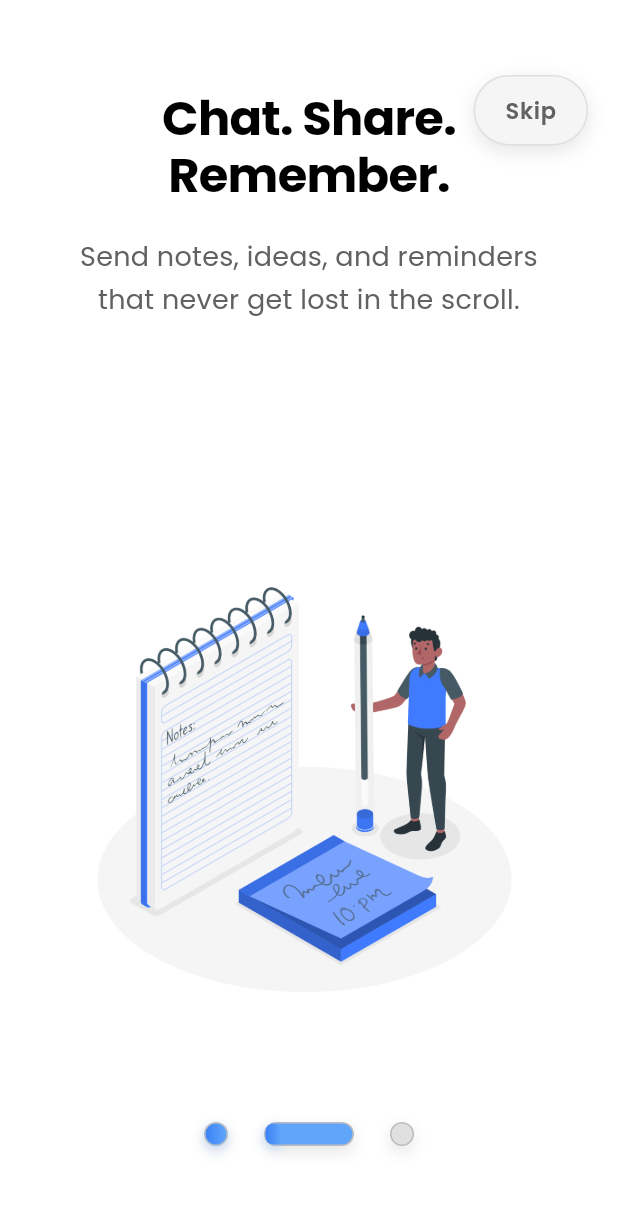
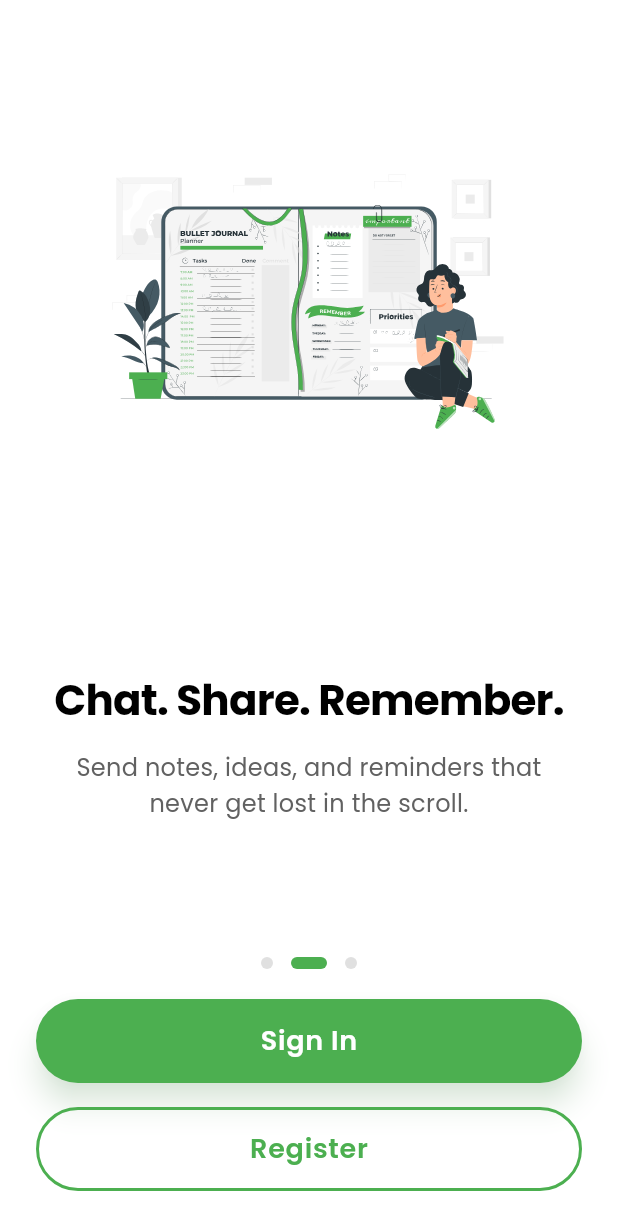
Before and after one commit to SidhartSami/Budsy, a Flutter app: the IntroductionScreen screen opened directly, swiped to page 2, on a phone screen of 412 x 824 dp. Shown: the top 1230 px of the screen. Run offline on Flutter 3.47's test engine with Material 3 defaults, Android fonts, the phone set to English and light mode, and no system bars; our stand-ins replace awesome_dialog, cached_network_image, cloud_firestore, firebase_auth, firebase_core, firebase_storage and 7 more; accounts and stored records are empty; project files that could hold a hidden picture were left out.

Commit message:
Dashbaord intergated: fixed issue

```diff
--- a/lib/main.dart
+++ b/lib/main.dart
@@ -5,6 +5,7 @@ import 'package:lottie/lottie.dart';
 import 'package:shared_preferences/shared_preferences.dart';
 import 'firebase_options.dart';
 import 'package:tutortyper_app/views/welcome_screen.dart';
+import 'package:tutortyper_app/views/onboarding_screen.dart';
 import 'package:tutortyper_app/views/profile_completion_screen.dart';
 import 'package:tutortyper_app/services/user_service.dart';
 import 'package:tutortyper_app/views/friends_list_screen.dart';
@@ -174,11 +175,48 @@ class NotesViewWrapper extends InheritedWidget {
   }
 }
 
-class AuthWrapper extends StatelessWidget {
+class AuthWrapper extends StatefulWidget {
   const AuthWrapper({super.key});
 
   @override
+  State<AuthWrapper> createState() => _AuthWrapperState();
+}
+
+class _AuthWrapperState extends State<AuthWrapper> {
+  bool _isFirstTime = true;
+  bool _isLoading = true;
+
+  @override
+  void initState() {
+    super.initState();
+    _checkFirstTime();
+  }
+
+  Future<void> _checkFirstTime() async {
+    final prefs = await SharedPreferences.getInstance();
+    // Check if this is the first time user is opening the app
+    final isFirstTime = prefs.getBool('isFirstTime') ?? true;
+
+    setState(() {
+      _isFirstTime = isFirstTime;
+      _isLoading = false;
+    });
+  }
+
+  @override
   Widget build(BuildContext context) {
+    if (_isLoading) {
+      return const Scaffold(
+        body: Center(child: CircularProgressIndicator()),
+      );
+    }
+
+    // Show onboarding screen for first-time users (always true for testing)
+    if (_isFirstTime) {
+      return const OnboardingScreen();
+    }
+
+    // For authenticated users, show the main app flow
     return StreamBuilder<User?>(
       stream: FirebaseAuth.instance.authStateChanges(),
       builder: (context, snapshot) {
--- a/lib/views/introduction_screen.dart
+++ b/lib/views/introduction_screen.dart
@@ -1,7 +1,10 @@
 import 'dart:async';
 import 'package:flutter/material.dart';
+import 'package:flutter_svg/flutter_svg.dart';
 import 'package:google_fonts/google_fonts.dart';
 import 'package:tutortyper_app/views/welcome_screen.dart';
+import 'package:tutortyper_app/views/login_view.dart';
+import 'package:tutortyper_app/views/register_view.dart';
 
 class IntroductionScreen extends StatefulWidget {
   const IntroductionScreen({super.key});
@@ -28,22 +31,22 @@ class _IntroductionScreenState extends State<IntroductionScreen>
       title: "Conversations that flow.",
       description: "Stay close with friends and groups through fast, real-time chat.",
       gradientColors: [Colors.white, Colors.white],
-      imagePath: 'assets/images/chat.png',
-      accentColor: Color(0xFF60A5FA),
+      imagePath: 'assets/images/Chatting-bro.svg',
+      accentColor: Color(0xFF4CAF50),
     ),
     IntroductionPage(
       title: "Chat. Share. Remember.",
       description: "Send notes, ideas, and reminders that never get lost in the scroll.",
       gradientColors: [Colors.white, Colors.white],
-      imagePath: 'assets/images/notes.png',
-      accentColor: Color(0xFF60A5FA),
+      imagePath: 'assets/images/Bullet journal-pana.svg',
+      accentColor: Color(0xFF4CAF50),
     ),
     IntroductionPage(
       title: "Private. Simple. Yours.",
       description: "Secure conversations designed around you — no clutter, just connection.",
       gradientColors: [Colors.white, Colors.white],
-      imagePath: 'assets/images/secure.png',
-      accentColor: Color(0xFF60A5FA),
+      imagePath: 'assets/images/Security-rafiki.svg',
+      accentColor: Color(0xFF4CAF50),
     ),
   ];
 
@@ -99,12 +102,8 @@ class _IntroductionScreenState extends State<IntroductionScreen>
         if (_fillProgress >= 1.0) {
           timer.cancel();
           _showCountdown = false;
-          // Auto-advance after countdown
-          if (_currentPage < _pages.length - 1) {
+          // Auto-advance after countdown - loop back to first page
             _nextPage();
-          } else {
-            _navigateToWelcome();
-          }
         }
       } else {
         timer.cancel();
@@ -120,7 +119,12 @@ class _IntroductionScreenState extends State<IntroductionScreen>
         curve: Curves.easeInOut,
       );
     } else {
-      _navigateToWelcome();
+      // Loop back to first page
+      _pageController.animateToPage(
+        0,
+        duration: const Duration(milliseconds: 300),
+        curve: Curves.easeInOut,
+      );
     }
   }
 
@@ -139,9 +143,16 @@ class _IntroductionScreenState extends State<IntroductionScreen>
     );
   }
 
-  void _skipIntroduction() {
-    _countdownTimer?.cancel();
-    _navigateToWelcome();
+  void _navigateToLogin() {
+    Navigator.of(context).push(
+      MaterialPageRoute(builder: (context) => const LoginView()),
+    );
+  }
+
+  void _navigateToRegister() {
+    Navigator.of(context).push(
+      MaterialPageRoute(builder: (context) => const RegisterView()),
+    );
   }
 
   @override
@@ -174,65 +185,85 @@ class _IntroductionScreenState extends State<IntroductionScreen>
             },
           ),
 
-          // Skip button (top right) with modern styling
-          Positioned(
-            top: 50,
-            right: 20,
-            child: SafeArea(
-              child: GestureDetector(
-                onTap: _skipIntroduction,
-                child: Container(
-                  padding: const EdgeInsets.symmetric(horizontal: 20, vertical: 12),
-                  decoration: BoxDecoration(
-                    color: Colors.grey[100],
-                    borderRadius: BorderRadius.circular(25),
-                    border: Border.all(
-                      color: Colors.grey[300]!,
-                      width: 1,
-                    ),
-                    boxShadow: [
-                      BoxShadow(
-                        color: Colors.black.withOpacity(0.1),
-                        blurRadius: 10,
-                        offset: const Offset(0, 4),
-                      ),
+
         ],
       ),
+    );
+  }
+
+  Widget _buildActionButtons() {
+    return Column(
+      children: [
+        // Sign In Button
+        SizedBox(
+          width: double.infinity,
+          height: 56,
+          child: ElevatedButton(
+            onPressed: _navigateToLogin,
+            style: ElevatedButton.styleFrom(
+              backgroundColor: const Color(0xFF4CAF50),
+              foregroundColor: Colors.white,
+              elevation: 8,
+              shadowColor: const Color(0xFF4CAF50).withOpacity(0.3),
+              shape: RoundedRectangleBorder(
+                borderRadius: BorderRadius.circular(28),
+              ),
+            ),
             child: Text(
-                    'Skip',
+              'Sign In',
               style: GoogleFonts.poppins(
-                      fontSize: 15,
+                fontSize: 18,
                 fontWeight: FontWeight.w600,
-                      color: Colors.grey[700],
                 letterSpacing: 0.5,
               ),
             ),
           ),
         ),
+
+        const SizedBox(height: 16),
+
+        // Register Button
+        SizedBox(
+          width: double.infinity,
+          height: 56,
+          child: OutlinedButton(
+            onPressed: _navigateToRegister,
+            style: OutlinedButton.styleFrom(
+              foregroundColor: const Color(0xFF4CAF50),
+              side: const BorderSide(
+                color: Color(0xFF4CAF50),
+                width: 2,
+              ),
+              shape: RoundedRectangleBorder(
+                borderRadius: BorderRadius.circular(28),
               ),
             ),
-
-          // Navigation bubbles (bottom center)
-          Positioned(
-            bottom: 60,
-            left: 0,
-            right: 0,
-            child: Row(
-              mainAxisAlignment: MainAxisAlignment.center,
-              children: List.generate(
-                _pages.length,
-                (index) => _buildNavigationBubble(index),
+            child: Text(
+              'Register',
+              style: GoogleFonts.poppins(
+                fontSize: 18,
+                fontWeight: FontWeight.w600,
+                letterSpacing: 0.5,
+              ),
             ),
           ),
         ),
       ],
+    );
+  }
+
+  Widget _buildPageIndicators() {
+    return Row(
+      mainAxisAlignment: MainAxisAlignment.center,
+      children: List.generate(
+        _pages.length,
+        (index) => _buildPageIndicator(index),
       ),
     );
   }
 
-  Widget _buildNavigationBubble(int index) {
+  Widget _buildPageIndicator(int index) {
     bool isCurrentPage = index == _currentPage;
-    bool isCompleted = index < _currentPage;
 
     return GestureDetector(
       onTap: () {
@@ -243,76 +274,16 @@ class _IntroductionScreenState extends State<IntroductionScreen>
         );
       },
       child: Container(
-        margin: const EdgeInsets.symmetric(horizontal: 12),
+        margin: const EdgeInsets.symmetric(horizontal: 6),
         child: AnimatedContainer(
           duration: const Duration(milliseconds: 300),
-          width: isCurrentPage ? 60 : 16,
-          height: 16,
+          width: isCurrentPage ? 24 : 8,
+          height: 8,
           decoration: BoxDecoration(
             color: isCurrentPage
-                ? Color(0xFF60A5FA)
+                ? const Color(0xFF4CAF50)
                 : Colors.grey[300],
-            borderRadius: BorderRadius.circular(12),
-            border: Border.all(
-              color: Colors.grey[400]!,
-              width: 1,
-            ),
-            boxShadow: [
-              BoxShadow(
-                color: Colors.black.withOpacity(0.1),
-                blurRadius: 8,
-                offset: const Offset(0, 4),
-              ),
-            ],
-          ),
-          child: Stack(
-            children: [
-              // Fill animation for current page
-              if (isCurrentPage)
-                AnimatedContainer(
-                  duration: const Duration(milliseconds: 50),
-                  width: 60 * _fillProgress,
-                  height: 16,
-                  decoration: BoxDecoration(
-                    gradient: LinearGradient(
-                      colors: [
-                        Color(0xFF3B82F6),
-                        Color(0xFF60A5FA),
-                      ],
-                    ),
-                    borderRadius: BorderRadius.circular(12),
-                    boxShadow: [
-                      BoxShadow(
-                        color: Color(0xFF60A5FA).withOpacity(0.4),
-                        blurRadius: 6,
-                        offset: const Offset(0, 2),
-                      ),
-                    ],
-                  ),
-                ),
-              // Completed pages
-              if (isCompleted)
-                Container(
-                  width: 16,
-                  height: 16,
-                  decoration: BoxDecoration(
-                    gradient: LinearGradient(
-                      colors: [
-                        Color(0xFF3B82F6),
-                        Color(0xFF60A5FA),
-                      ],
-                    ),
-                    borderRadius: BorderRadius.circular(12),
-                    boxShadow: [
-                      BoxShadow(
-                        color: Color(0xFF60A5FA).withOpacity(0.4),
-                        blurRadius: 6,
-                        offset: const Offset(0, 2),
-                      ),
-                    ],
-                  ),
-                ),
-            ],
+            borderRadius: BorderRadius.circular(4),
           ),
         ),
       ),
@@ -320,9 +291,6 @@ class _IntroductionScreenState extends State<IntroductionScreen>
   }
 
   Widget _buildIntroductionPage(IntroductionPage page) {
-    // Determine if this is the middle page (index 1) for different layout
-    bool isMiddlePage = _pages.indexOf(page) == 1;
-
     return Container(
       decoration: BoxDecoration(
         gradient: LinearGradient(
@@ -336,74 +304,29 @@ class _IntroductionScreenState extends State<IntroductionScreen>
           padding: const EdgeInsets.symmetric(horizontal: 24.0),
           child: Column(
             children: [
-              // Top spacing
-              const SizedBox(height: 60),
-
-              // For middle page: Text above image
-              if (isMiddlePage) ...[
-                // Content section (above image for middle page)
-                Column(
-                  children: [
-                    // Title with modern typography
-                    FadeTransition(
-                      opacity: _fadeAnimation,
-                      child: Text(
-                        page.title,
-                        textAlign: TextAlign.center,
-                        style: GoogleFonts.poppins(
-                          fontSize: 32,
-                          fontWeight: FontWeight.w700,
-                          color: Colors.black,
-                          height: 1.2,
-                          letterSpacing: -0.5,
-                        ),
-                      ),
-                    ),
-
+              // Top spacing - consistent for all pages
               const SizedBox(height: 20),
 
-                    // Description with improved readability
-                    FadeTransition(
-                      opacity: _fadeAnimation,
-                      child: Container(
-                        padding: const EdgeInsets.symmetric(horizontal: 16),
-                        child: Text(
-                          page.description,
-                          textAlign: TextAlign.center,
-                          style: GoogleFonts.poppins(
-                            fontSize: 18,
-                            fontWeight: FontWeight.w400,
-                            color: Colors.grey[700],
-                            height: 1.6,
-                            letterSpacing: 0.2,
-                          ),
-                        ),
-                      ),
-                    ),
-                  ],
-                ),
-
-                const SizedBox(height: 40),
-              ],
-
-              // Image section without borders - positioned at top for 1st and 3rd pages
-              if (!isMiddlePage) ...[
-                // Image at top for first and third pages - bigger size
-                AnimatedBuilder(
+              // Image section - consistent size and positioning for all pages
+              Expanded(
+                flex: 3,
+                child: Center(
+                  child: AnimatedBuilder(
                     animation: _scaleAnimation,
                     builder: (context, child) {
                       return Transform.scale(
                         scale: _scaleAnimation.value,
                         child: Container(
-                        width: 320,
-                        height: 320,
-                        child: Image.asset(
+                          constraints: const BoxConstraints(
+                            maxWidth: 280,
+                            maxHeight: 280,
+                          ),
+                          child: SvgPicture.asset(
                             page.imagePath,
                             fit: BoxFit.contain,
-                          errorBuilder: (context, error, stackTrace) {
-                            return Container(
-                              width: 320,
-                              height: 320,
+                            placeholderBuilder: (context) => Container(
+                              width: 280,
+                              height: 280,
                               decoration: BoxDecoration(
                                 color: page.accentColor.withOpacity(0.2),
                                 borderRadius: BorderRadius.circular(24),
@@ -413,45 +336,7 @@ class _IntroductionScreenState extends State<IntroductionScreen>
                                 size: 80,
                                 color: Colors.grey[400],
                               ),
-                            );
-                          },
                             ),
-                      ),
-                    );
-                  },
-                ),
-
-                const SizedBox(height: 40),
-              ] else ...[
-                // Image in middle for second page
-                Expanded(
-                  child: Center(
-                    child: AnimatedBuilder(
-                      animation: _scaleAnimation,
-                      builder: (context, child) {
-                        return Transform.scale(
-                          scale: _scaleAnimation.value,
-                          child: Container(
-                            width: 300,
-                            height: 300,
-                            child: Image.asset(
-                              page.imagePath,
-                              fit: BoxFit.contain,
-                              errorBuilder: (context, error, stackTrace) {
-                                return Container(
-                                  width: 300,
-                                  height: 300,
-                                  decoration: BoxDecoration(
-                                    color: page.accentColor.withOpacity(0.2),
-                                    borderRadius: BorderRadius.circular(24),
-                                  ),
-                                  child: Icon(
-                                    Icons.image_not_supported,
-                                    size: 80,
-                                    color: Colors.grey[400],
-                                  ),
-                                );
-                              },
                           ),
                         ),
                       );
@@ -459,23 +344,21 @@ class _IntroductionScreenState extends State<IntroductionScreen>
                   ),
                 ),
               ),
-              ],
 
-              // For first and last pages: Text below image with optimal spacing
-              if (!isMiddlePage) ...[
-                // Content section (below image for first and last pages)
+              // Content section - consistent for all pages
               Expanded(
+                flex: 2,
                 child: Column(
                   mainAxisAlignment: MainAxisAlignment.center,
                   children: [
-                      // Title with modern typography
+                    // Title with consistent typography
                     FadeTransition(
                       opacity: _fadeAnimation,
                       child: Text(
                         page.title,
                         textAlign: TextAlign.center,
                         style: GoogleFonts.poppins(
-                            fontSize: 30,
+                          fontSize: 28,
                           fontWeight: FontWeight.w700,
                           color: Colors.black,
                           height: 1.2,
@@ -484,18 +367,18 @@ class _IntroductionScreenState extends State<IntroductionScreen>
                       ),
                     ),
 
-                      const SizedBox(height: 20),
+                    const SizedBox(height: 16),
 
-                      // Description with improved readability
+                    // Description with consistent styling
                     FadeTransition(
                       opacity: _fadeAnimation,
                       child: Container(
-                          padding: const EdgeInsets.symmetric(horizontal: 20),
+                        padding: const EdgeInsets.symmetric(horizontal: 16),
                         child: Text(
                           page.description,
                           textAlign: TextAlign.center,
                           style: GoogleFonts.poppins(
-                              fontSize: 17,
+                            fontSize: 16,
                             fontWeight: FontWeight.w400,
                             color: Colors.grey[700],
                             height: 1.5,
@@ -507,9 +390,16 @@ class _IntroductionScreenState extends State<IntroductionScreen>
                   ],
                 ),
               ),
-              ],
 
-              // Bottom spacing - optimal distance from navigation bubbles
+              // Page indicators - consistent positioning
+              const SizedBox(height: 20),
+              _buildPageIndicators(),
+
+              // Action buttons - consistent positioning
+              const SizedBox(height: 20),
+              _buildActionButtons(),
+
+              // Bottom spacing - consistent for all pages
               const SizedBox(height: 30),
             ],
           ),
--- a/lib/views/onboarding_screen.dart
+++ b/lib/views/onboarding_screen.dart
@@ -221,7 +221,7 @@ class _OnboardingScreenState extends State<OnboardingScreen>
                                   Icon(
                                     Icons.play_circle_outline,
                                     size: 80,
-                                    color: Color(0xFF68EAF3),
+                                    color: Color(0xFF4CAF50),
                                   ),
                                   SizedBox(height: 16),
                                   Text(
@@ -249,7 +249,7 @@ class _OnboardingScreenState extends State<OnboardingScreen>
                     )
                   : const Center(
                       child: CircularProgressIndicator(
-                        color: Color(0xFF68EAF3),
+                        color: Color(0xFF4CAF50),
                       ),
                     ),
             ),
@@ -338,8 +338,8 @@ class _OnboardingScreenState extends State<OnboardingScreen>
                                       decoration: BoxDecoration(
                                         gradient: const LinearGradient(
                                           colors: [
-                                            Color(0xFF68EAF3),
-                                            Color(0xFF4FC3F7),
+                                            Color(0xFF4CAF50),
+                                            Color(0xFF66BB6A),
                                           ],
                                         ),
                                         borderRadius: BorderRadius.circular(35),
@@ -371,7 +371,7 @@ class _OnboardingScreenState extends State<OnboardingScreen>
                                             Icon(
                                               Icons.arrow_forward_ios,
                                               color: _slideProgress > 0.1
-                                                  ? const Color(0xFF68EAF3).withOpacity(0.6)
+                                                  ? const Color(0xFF4CAF50).withOpacity(0.6)
                                                   : Colors.grey[400],
                                               size: 12,
                                             ),
@@ -379,7 +379,7 @@ class _OnboardingScreenState extends State<OnboardingScreen>
                                             Icon(
                                               Icons.arrow_forward_ios,
                                               color: _slideProgress > 0.1
-                                                  ? const Color(0xFF68EAF3)
+                                                  ? const Color(0xFF4CAF50)
                                                   : Colors.grey[600],
                                               size: 14,
                                             ),
@@ -387,7 +387,7 @@ class _OnboardingScreenState extends State<OnboardingScreen>
                                             Icon(
                                               Icons.arrow_forward_ios,
                                               color: _slideProgress > 0.1
-                                                  ? const Color(0xFF68EAF3).withOpacity(0.6)
+                                                  ? const Color(0xFF4CAF50).withOpacity(0.6)
                                                   : Colors.grey[400],
                                               size: 12,
                                             ),
--- a/pubspec.yaml
+++ b/pubspec.yaml
@@ -53,7 +53,9 @@ flutter:
     - assets/animations/login_background.json
     - assets/animations/login_view.json
     - assets/animations/Loading.json
+    - assets/animations/spring_animation.json
+    - assets/animations/sahiwala.json
+    - assets/animations/avatar_animation.json
     - assets/images/
-    - assets/animations/spring_animation.json
     - assets/avatars/
     - assets/videos/
```
Also changed, not shown: assets/images/Bullet journal-pana.png (added), assets/images/Bullet journal-pana.svg (added), assets/images/Chatting-bro.png (added), assets/images/Chatting-bro.svg (added), assets/images/Security-rafiki.png (added), assets/images/Security-rafiki.svg (added), assets/images/chat.png (deleted), assets/images/notes.png (deleted), assets/images/secure.png (deleted). Lines whose indentation alone changed are shown as unchanged.
